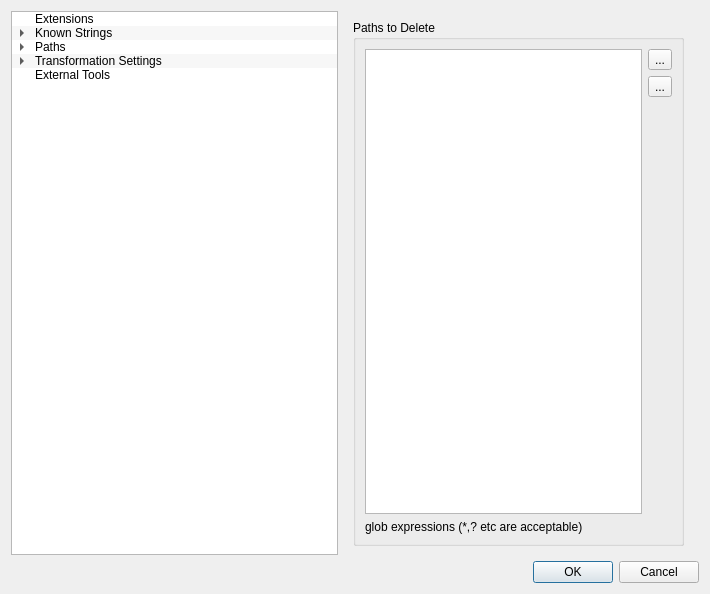
towel42-com/MediaManager, file UI/Preferences.ui: the form before one commit.
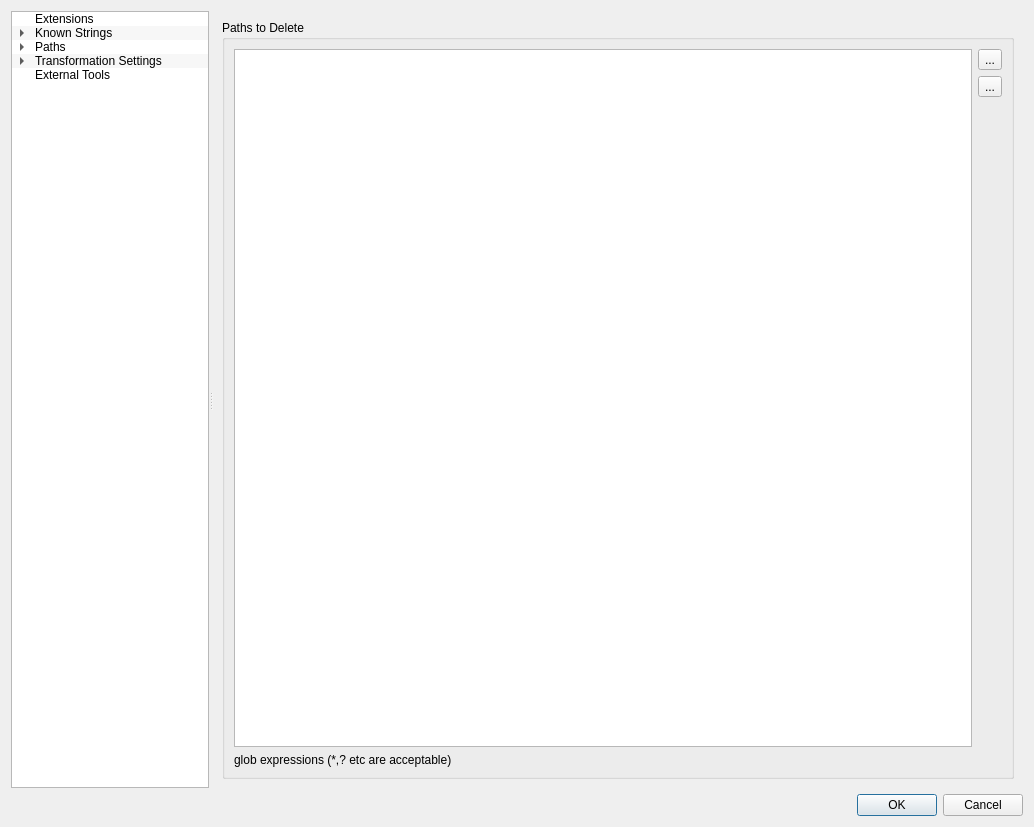
The form after the commit. Icons and pictures are not drawn. Custom widgets are drawn as their Qt base class.

Commit message: Properly size settings

The edit to the form file:
```diff
--- a/UI/Preferences.ui
+++ b/UI/Preferences.ui
@@ -6,16 +6,26 @@
    <rect>
     <x>0</x>
     <y>0</y>
-    <width>710</width>
-    <height>594</height>
+    <width>1034</width>
+    <height>827</height>
    </rect>
   </property>
   <property name="windowTitle">
    <string>Preferences</string>
   </property>
-  <layout class="QGridLayout" name="gridLayout_2">
-   <item row="0" column="0">
+  <layout class="QVBoxLayout" name="verticalLayout_7">
+   <item>
+    <widget class="QSplitter" name="splitter">
+     <property name="orientation">
+      <enum>Qt::Horizontal</enum>
+     </property>
     <widget class="QTreeWidget" name="pageSelector">
+      <property name="sizePolicy">
+       <sizepolicy hsizetype="Expanding" vsizetype="Expanding">
+        <horstretch>1</horstretch>
+        <verstretch>0</verstretch>
+       </sizepolicy>
+      </property>
      <property name="alternatingRowColors">
       <bool>true</bool>
      </property>
@@ -96,19 +106,13 @@
       </property>
      </item>
     </widget>
-   </item>
-   <item row="1" column="1" colspan="2">
-    <widget class="QDialogButtonBox" name="buttonBox">
-     <property name="orientation">
-      <enum>Qt::Horizontal</enum>
-     </property>
-     <property name="standardButtons">
-      <set>QDialogButtonBox::Cancel|QDialogButtonBox::Ok</set>
-     </property>
-    </widget>
-   </item>
-   <item row="0" column="1">
     <widget class="QStackedWidget" name="stackedWidget">
+      <property name="sizePolicy">
+       <sizepolicy hsizetype="Preferred" vsizetype="Preferred">
+        <horstretch>3</horstretch>
+        <verstretch>0</verstretch>
+       </sizepolicy>
+      </property>
      <property name="currentIndex">
       <number>6</number>
      </property>
@@ -744,6 +748,17 @@
        </item>
       </layout>
      </widget>
+     </widget>
+    </widget>
+   </item>
+   <item>
+    <widget class="QDialogButtonBox" name="buttonBox">
+     <property name="orientation">
+      <enum>Qt::Horizontal</enum>
+     </property>
+     <property name="standardButtons">
+      <set>QDialogButtonBox::Cancel|QDialogButtonBox::Ok</set>
+     </property>
     </widget>
    </item>
   </layout>
```
Lines whose indentation alone changed are shown as unchanged. The commit also changes 1 other file.
